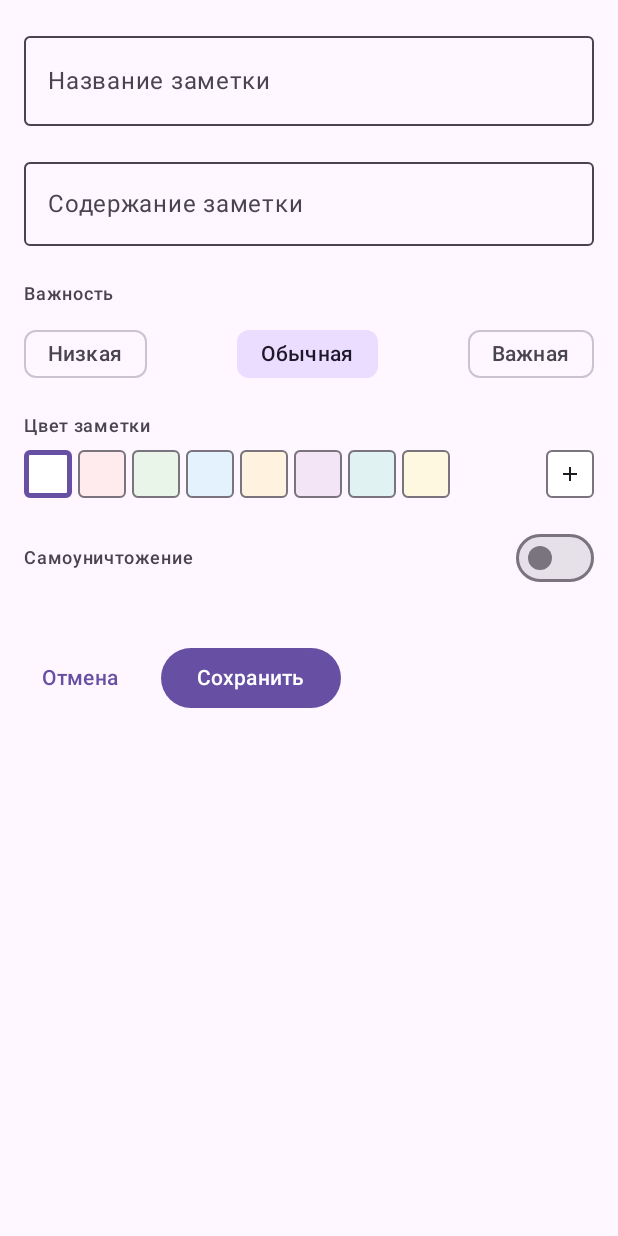
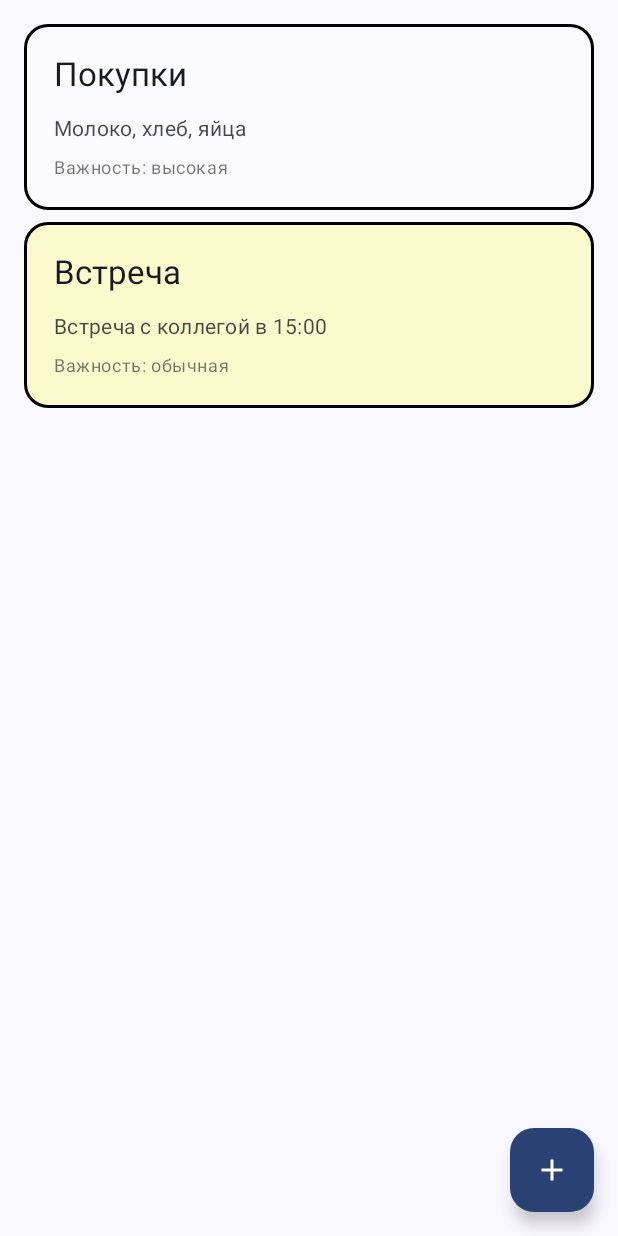
Before and after one commit to kirikemae/NoteApp, an Android app built with Jetpack Compose: the screen it shows after launch (MainActivity), on a phone screen of 412 x 824 dp. Run offline under Robolectric (Android 15) with nearby library versions, the phone set to English and light mode, and no system bars.

Commit message:
Added project for lecture 4

```diff
--- a/app/build.gradle.kts
+++ b/app/build.gradle.kts
@@ -40,6 +40,7 @@ android {
 }
 
 dependencies {
+    implementation("androidx.navigation:navigation-compose:2.7.5")
     implementation("com.jakewharton.timber:timber:5.0.1")
     debugImplementation("com.squareup.leakcanary:leakcanary-android:2.10")
     implementation(libs.androidx.core.ktx)
--- a/app/src/main/java/com/example/newnoteapp/MainActivity.kt
+++ b/app/src/main/java/com/example/newnoteapp/MainActivity.kt
@@ -3,40 +3,17 @@ package com.example.newnoteapp
 import android.os.Bundle
 import androidx.activity.ComponentActivity
 import androidx.activity.compose.setContent
-import androidx.compose.material3.MaterialTheme
-import androidx.compose.material3.Surface
-import com.example.newnoteapp.domain.Importance
-import com.example.newnoteapp.domain.Note
-import com.example.newnoteapp.ui.screens.EditNoteScreen
-import java.util.*
+import androidx.activity.enableEdgeToEdge
+import com.example.newnoteapp.ui.navigate.NoteNavigation
+import com.example.newnoteapp.ui.theme.NewnoteappTheme
 
 class MainActivity : ComponentActivity() {
-
     override fun onCreate(savedInstanceState: Bundle?) {
         super.onCreate(savedInstanceState)
-
-        val exampleNote = Note(
-            uid = UUID.randomUUID().toString(),
-            title = "",
-            content = "",
-            importance = Importance.NORMAL,
-            color = android.graphics.Color.WHITE,
-            selfDestructDate = null
-        )
-
+        enableEdgeToEdge()
         setContent {
-            MaterialTheme {
-                Surface {
-                    EditNoteScreen(
-                        note = exampleNote,
-                        onSave = { note ->
-                            println("Сохраняем заметку: $note")
-                        },
-                        onCancel = {
-                            finish()
-                        }
-                    )
-                }
+            NewnoteappTheme {
+                NoteNavigation()
             }
         }
     }
--- /dev/null
+++ b/app/src/main/java/com/example/newnoteapp/ui/navigate/NoteNavigation.kt
@@ -0,0 +1,78 @@
+package com.example.newnoteapp.ui.navigate
+
+import androidx.compose.runtime.*
+import androidx.navigation.NavHostController
+import androidx.navigation.compose.NavHost
+import androidx.navigation.compose.composable
+import androidx.navigation.compose.rememberNavController
+import com.example.newnoteapp.domain.Note
+import com.example.newnoteapp.ui.screens.*
+
+@Composable
+fun NoteNavigation(
+    navController: NavHostController = rememberNavController()
+) {
+    val notes = remember { mutableStateListOf<Note>() }
+
+    LaunchedEffect(Unit) {
+        if (notes.isEmpty()) {
+            notes.addAll(listOf(
+                Note(
+                    title = "Покупки",
+                    content = "Молоко, хлеб, яйца",
+                    importance = com.example.newnoteapp.domain.Importance.HIGH
+                ),
+                Note(
+                    title = "Встреча",
+                    content = "Встреча с коллегой в 15:00",
+                    color = android.graphics.Color.YELLOW
+                )
+            ))
+        }
+    }
+
+    NavHost(
+        navController = navController,
+        startDestination = "note_list"
+    ) {
+        composable("note_list") {
+            NoteListScreen(
+                notes = notes,
+                onAddNote = {
+                    navController.navigate("edit_note/new")
+                },
+                onNoteClick = { note ->
+                    navController.navigate("edit_note/${note.uid}")
+                },
+                onDeleteNote = { noteToDelete ->
+                    notes.removeIf { it.uid == noteToDelete.uid }
+                }
+            )
+        }
+
+        composable("edit_note/{noteId}") { backStackEntry ->
+            val noteId = backStackEntry.arguments?.getString("noteId")
+            val currentNote = if (noteId == "new") {
+                Note(title = "", content = "")
+            } else {
+                notes.find { it.uid == noteId } ?: Note(title = "", content = "")
+            }
+
+            EditNoteScreen(
+                note = currentNote,
+                onSave = { updatedNote ->
+                    if (noteId == "new") {
+                        notes.add(updatedNote)
+                    } else {
+                        val index = notes.indexOfFirst { it.uid == updatedNote.uid }
+                        if (index != -1) notes[index] = updatedNote
+                    }
+                    navController.popBackStack()
+                },
+                onCancel = {
+                    navController.popBackStack()
+                }
+            )
+        }
+    }
+}
--- /dev/null
+++ b/app/src/main/java/com/example/newnoteapp/ui/screens/NoteListScreen.kt
@@ -0,0 +1,125 @@
+package com.example.newnoteapp.ui.screens
+
+import androidx.compose.foundation.background
+import androidx.compose.foundation.layout.*
+import androidx.compose.foundation.lazy.LazyColumn
+import androidx.compose.foundation.lazy.items
+import androidx.compose.material.icons.Icons
+import androidx.compose.material.icons.filled.Add
+import androidx.compose.material.icons.filled.Delete
+import androidx.compose.material3.*
+import androidx.compose.runtime.*
+import androidx.compose.ui.Alignment
+import androidx.compose.ui.Modifier
+import androidx.compose.ui.graphics.Color
+import androidx.compose.ui.unit.dp
+import com.example.newnoteapp.domain.Note
+import com.example.newnoteapp.ui.components.NoteCard
+
+@Composable
+fun NoteListScreen(
+    notes: List<Note>,
+    onAddNote: () -> Unit,
+    onNoteClick: (Note) -> Unit,
+    onDeleteNote: (Note) -> Unit,
+    modifier: Modifier = Modifier
+) {
+    Scaffold(
+        floatingActionButton = {
+            FloatingActionButton(
+                onClick = onAddNote,
+                containerColor = MaterialTheme.colorScheme.primary
+            ) {
+                Icon(
+                    imageVector = Icons.Default.Add,
+                    contentDescription = "Добавить заметку"
+                )
+            }
+        },
+        modifier = modifier.fillMaxSize()
+    ) { paddingValues ->
+        LazyColumn(
+            modifier = Modifier
+                .fillMaxSize()
+                .padding(paddingValues),
+            contentPadding = PaddingValues(16.dp),
+            verticalArrangement = Arrangement.spacedBy(8.dp)
+        ) {
+            items(
+                items = notes,
+                key = { note -> note.uid }
+            ) { note ->
+                SwipeToDeleteItem(
+                    note = note,
+                    onDelete = { onDeleteNote(note) },
+                    onNoteClick = { onNoteClick(note) }
+                )
+            }
+        }
+    }
+}
+
+@Composable
+fun SwipeToDeleteItem(
+    note: Note,
+    onDelete: () -> Unit,
+    onNoteClick: () -> Unit,
+    modifier: Modifier = Modifier
+) {
+    val swipeToDismissBoxState = rememberSwipeToDismissBoxState(
+        confirmValueChange = { dismissValue ->
+            if (dismissValue == SwipeToDismissBoxValue.EndToStart) {
+                onDelete()
+                true
+            } else {
+                false
+            }
+        }
+    )
+
+    SwipeToDismissBox(
+        state = swipeToDismissBoxState,
+        enableDismissFromStartToEnd = false,
+        enableDismissFromEndToStart = true,
+        backgroundContent = {
+            val color = when (swipeToDismissBoxState.dismissDirection) {
+                SwipeToDismissBoxValue.EndToStart -> Color.Red
+                else -> Color.Transparent
+            }
+
+            Box(
+                modifier = Modifier
+                    .fillMaxSize()
+                    .background(color)
+                    .padding(horizontal = 20.dp),
+                contentAlignment = Alignment.CenterEnd
+            ) {
+                if (swipeToDismissBoxState.dismissDirection == SwipeToDismissBoxValue.EndToStart) {
+                    Row(
+                        verticalAlignment = Alignment.CenterVertically,
+                        horizontalArrangement = Arrangement.spacedBy(8.dp)
+                    ) {
+                        Icon(
+                            imageVector = Icons.Default.Delete,
+                            contentDescription = "Delete",
+                            tint = Color.White
+                        )
+                        Text(
+                            text = "Delete",
+                            color = Color.White,
+                            style = MaterialTheme.typography.bodyLarge
+                        )
+                    }
+                }
+            }
+        },
+        content = {
+            NoteCard(
+                note = note,
+                onClick = onNoteClick,
+                modifier = modifier
+            )
+        },
+        modifier = modifier
+    )
+}
```
Also changed, not shown: 2 other files.
